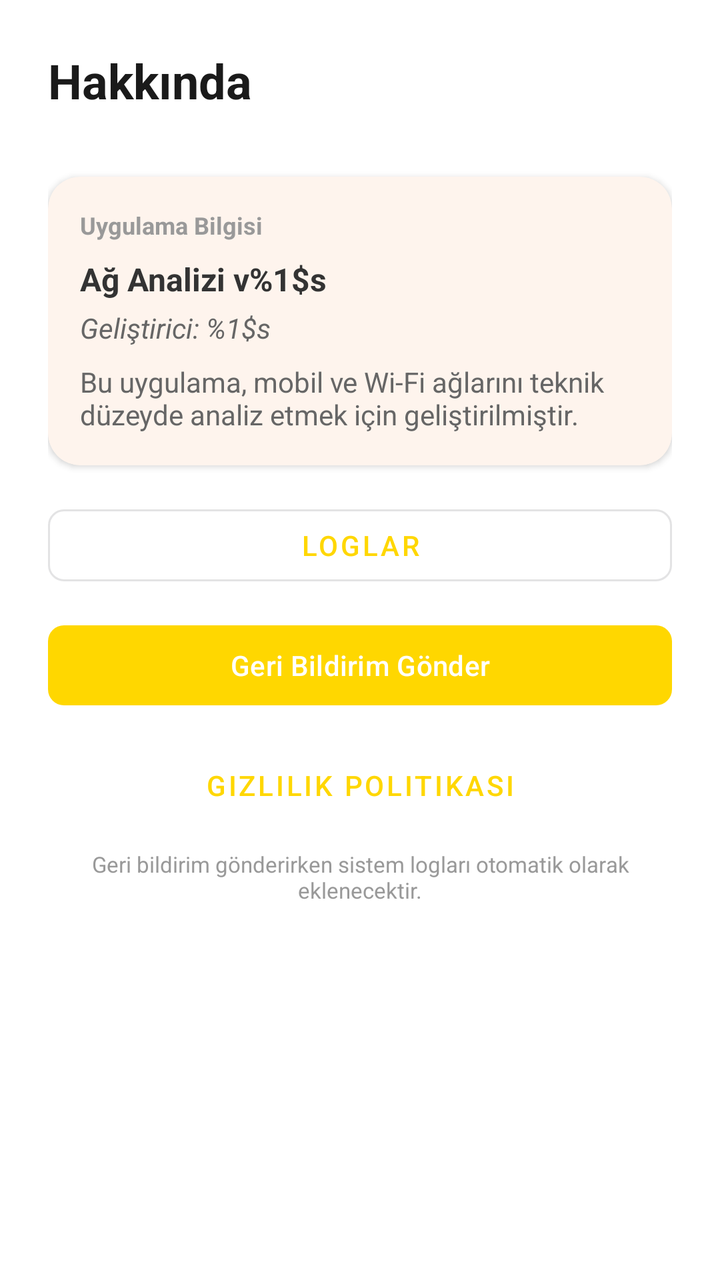
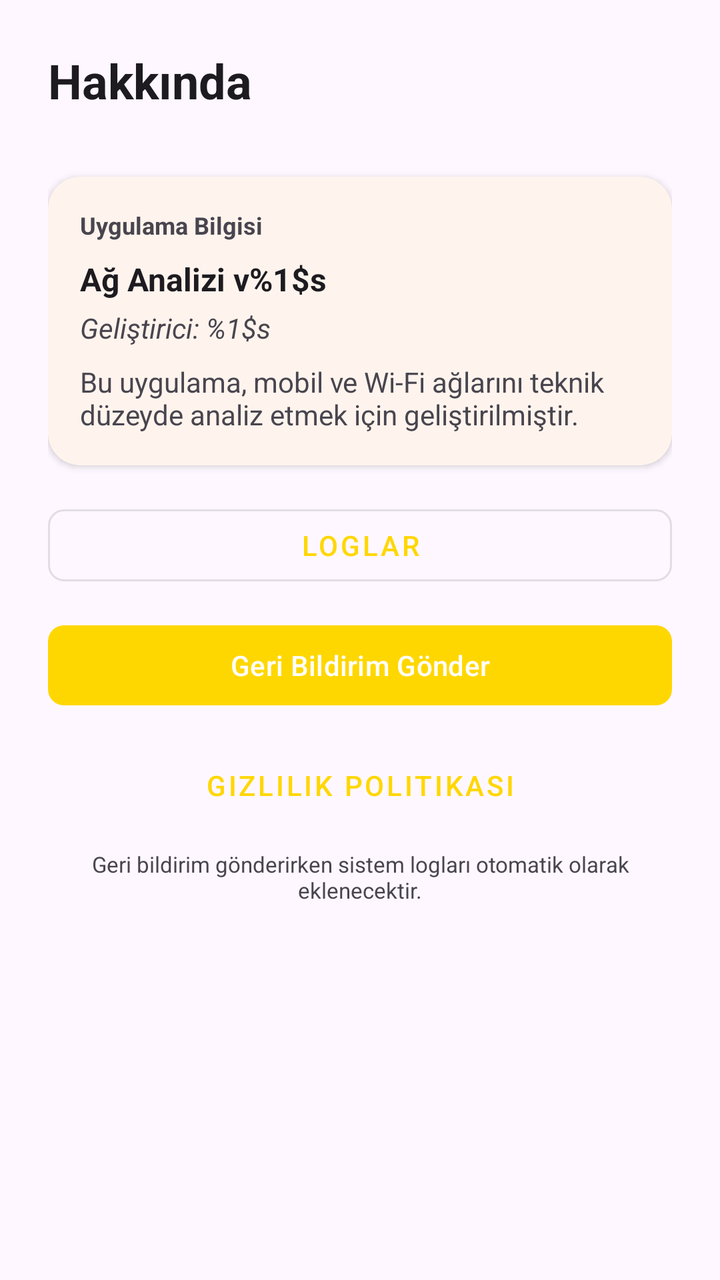

An Android layout rendered at two revisions. The XML below is the earlier revision; the diff shows what the commit changed to produce the second picture.
<!-- AndroidManifest.xml: application theme Theme.NetworkAnalyzer -->
<!-- res/layout/activity_about.xml -->
<?xml version="1.0" encoding="utf-8"?>
<LinearLayout xmlns:android="http://schemas.android.com/apk/res/android"
    xmlns:app="http://schemas.android.com/apk/res-auto"
    android:layout_width="match_parent"
    android:layout_height="match_parent"
    android:orientation="vertical"
    android:background="#FFFFFF"
    android:padding="24dp">

    <TextView
        android:layout_width="wrap_content"
        android:layout_height="wrap_content"
        android:text="@string/about_label"
        android:textColor="#1A1A1A"
        android:textSize="24sp"
        android:textStyle="bold"
        android:layout_marginBottom="32dp"/>

    <com.google.android.material.card.MaterialCardView
        android:layout_width="match_parent"
        android:layout_height="wrap_content"
        android:layout_marginBottom="16dp"
        app:cardCornerRadius="16dp"
        app:cardElevation="2dp"
        app:strokeWidth="0dp">

        <LinearLayout
            android:layout_width="match_parent"
            android:layout_height="wrap_content"
            android:orientation="vertical"
            android:padding="16dp">

            <TextView
                android:layout_width="wrap_content"
                android:layout_height="wrap_content"
                android:text="Uygulama Bilgisi"
                android:textColor="#999999"
                android:textSize="12sp"
                android:textStyle="bold"
                android:layout_marginBottom="8dp"/>

            <TextView
                android:id="@+id/txtVersion"
                android:layout_width="wrap_content"
                android:layout_height="wrap_content"
                android:text="@string/version_label"
                android:textColor="#333333"
                android:textSize="16sp"
                android:textStyle="bold"/>

            <TextView
                android:id="@+id/txtDeveloper"
                android:layout_width="wrap_content"
                android:layout_height="wrap_content"
                android:text="@string/developer_label"
                android:textColor="#666666"
                android:textSize="14sp"
                android:layout_marginTop="4dp"
                android:textStyle="italic"/>

            <TextView
                android:layout_width="wrap_content"
                android:layout_height="wrap_content"
                android:text="@string/about_description"
                android:textColor="#666666"
                android:textSize="14sp"
                android:layout_marginTop="8dp"/>
        </LinearLayout>
    </com.google.android.material.card.MaterialCardView>

    <com.google.android.material.button.MaterialButton
        android:id="@+id/btnOpenLogs"
        style="@style/Widget.MaterialComponents.Button.OutlinedButton"
        android:layout_width="match_parent"
        android:layout_height="wrap_content"
        android:text="@string/logs_label"
        android:layout_marginBottom="12dp"
        app:cornerRadius="8dp" />

    <com.google.android.material.button.MaterialButton
        android:id="@+id/btnSendFeedback"
        android:layout_width="match_parent"
        android:layout_height="wrap_content"
        android:text="@string/send_feedback"
        android:layout_marginBottom="12dp"
        app:cornerRadius="8dp" />

    <com.google.android.material.button.MaterialButton
        android:id="@+id/btnPrivacyPolicy"
        style="@style/Widget.MaterialComponents.Button.TextButton"
        android:layout_width="match_parent"
        android:layout_height="wrap_content"
        android:text="@string/privacy_policy"
        app:cornerRadius="8dp" />

    <TextView
        android:layout_width="match_parent"
        android:layout_height="wrap_content"
        android:text="Geri bildirim gönderirken sistem logları otomatik olarak eklenecektir."
        android:textColor="#999999"
        android:textSize="11sp"
        android:gravity="center"
        android:layout_marginTop="8dp"/>

</LinearLayout>
<!-- resources referenced by this layout -->
<resources>
  <string name="about_description">Bu uygulama, mobil ve Wi-Fi ağlarını teknik düzeyde analiz etmek için geliştirilmiştir.</string>
  <string name="about_label">Hakkında</string>
  <string name="developer_label">Geliştirici: %1$s</string>
  <string name="logs_label">Loglar</string>
  <string name="privacy_policy">Gizlilik Politikası</string>
  <string name="send_feedback">Geri Bildirim Gönder</string>
  <string name="version_label">Ağ Analizi v%1$s</string>
  <style name="Theme.NetworkAnalyzer" parent="Theme.Material3.DayNight.NoActionBar">
          <item name="colorPrimary">@color/turkcell</item>
      </style>
  <color name="turkcell">#FFD700</color>
</resources>

<!-- the commit's change to res/layout/activity_about.xml (unified diff, before → after) -->
@@ -4,14 +4,13 @@
     android:layout_width="match_parent"
     android:layout_height="match_parent"
     android:orientation="vertical"
-    android:background="#FFFFFF"
     android:padding="24dp">
 
     <TextView
         android:layout_width="wrap_content"
         android:layout_height="wrap_content"
         android:text="@string/about_label"
-        android:textColor="#1A1A1A"
+        android:textColor="?attr/colorOnSurface"
         android:textSize="24sp"
         android:textStyle="bold"
         android:layout_marginBottom="32dp"/>
@@ -34,7 +33,7 @@
                 android:layout_width="wrap_content"
                 android:layout_height="wrap_content"
                 android:text="Uygulama Bilgisi"
-                android:textColor="#999999"
+                android:textColor="?attr/colorOnSurfaceVariant"
                 android:textSize="12sp"
                 android:textStyle="bold"
                 android:layout_marginBottom="8dp"/>
@@ -44,7 +43,7 @@
                 android:layout_width="wrap_content"
                 android:layout_height="wrap_content"
                 android:text="@string/version_label"
-                android:textColor="#333333"
+                android:textColor="?attr/colorOnSurface"
                 android:textSize="16sp"
                 android:textStyle="bold"/>
 
@@ -53,7 +52,7 @@
                 android:layout_width="wrap_content"
                 android:layout_height="wrap_content"
                 android:text="@string/developer_label"
-                android:textColor="#666666"
+                android:textColor="?attr/colorOnSurfaceVariant"
                 android:textSize="14sp"
                 android:layout_marginTop="4dp"
                 android:textStyle="italic"/>
@@ -62,7 +61,7 @@
                 android:layout_width="wrap_content"
                 android:layout_height="wrap_content"
                 android:text="@string/about_description"
-                android:textColor="#666666"
+                android:textColor="?attr/colorOnSurfaceVariant"
                 android:textSize="14sp"
                 android:layout_marginTop="8dp"/>
         </LinearLayout>
@@ -97,7 +96,7 @@
         android:layout_width="match_parent"
         android:layout_height="wrap_content"
         android:text="Geri bildirim gönderirken sistem logları otomatik olarak eklenecektir."
-        android:textColor="#999999"
+        android:textColor="?attr/colorOnSurfaceVariant"
         android:textSize="11sp"
         android:gravity="center"
         android:layout_marginTop="8dp"/>
